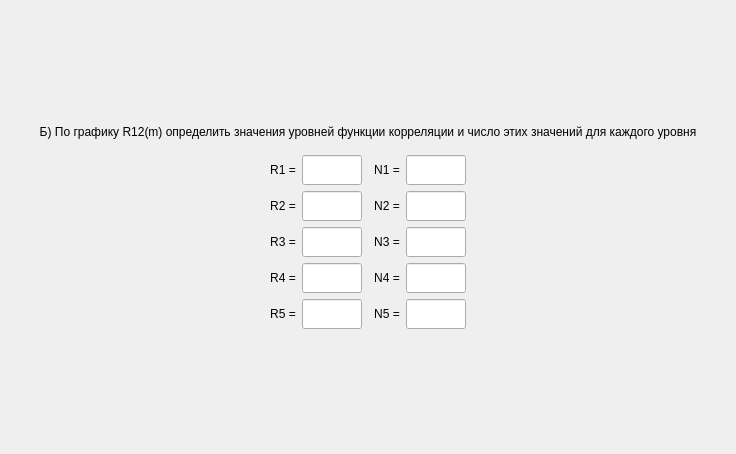
First picture: the form in task/screentask10b.ui, repository bukhmastov/kpsp, before the edit.
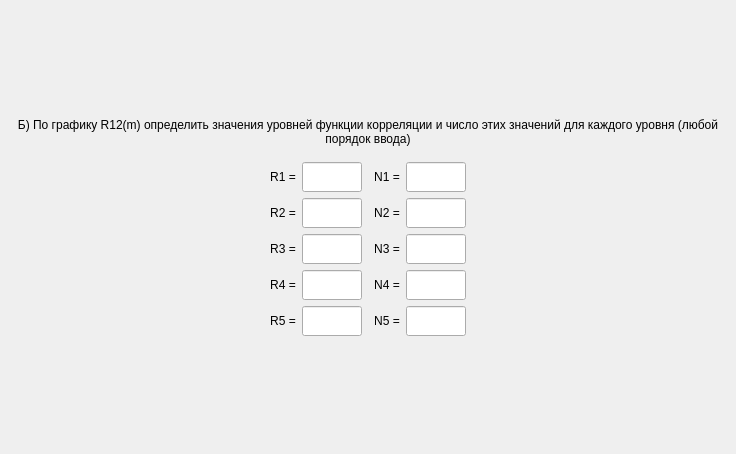
Second picture: the form after the edit.

What changed in the file:
```diff
--- a/task/screentask10b.ui
+++ b/task/screentask10b.ui
@@ -47,7 +47,7 @@
         <string notr="true">font: 75 16pt &quot;MS Shell Dlg 2&quot;;</string>
        </property>
        <property name="text">
-        <string>Б) По графику R12(m) определить значения уровней функции корреляции и число этих значений для каждого уровня</string>
+        <string>Б) По графику R12(m) определить значения уровней функции корреляции и число этих значений для каждого уровня (любой порядок ввода)</string>
        </property>
        <property name="alignment">
         <set>Qt::AlignCenter</set>
```
Left out of the diff: 42 changed lines with no effect on the pictures.
